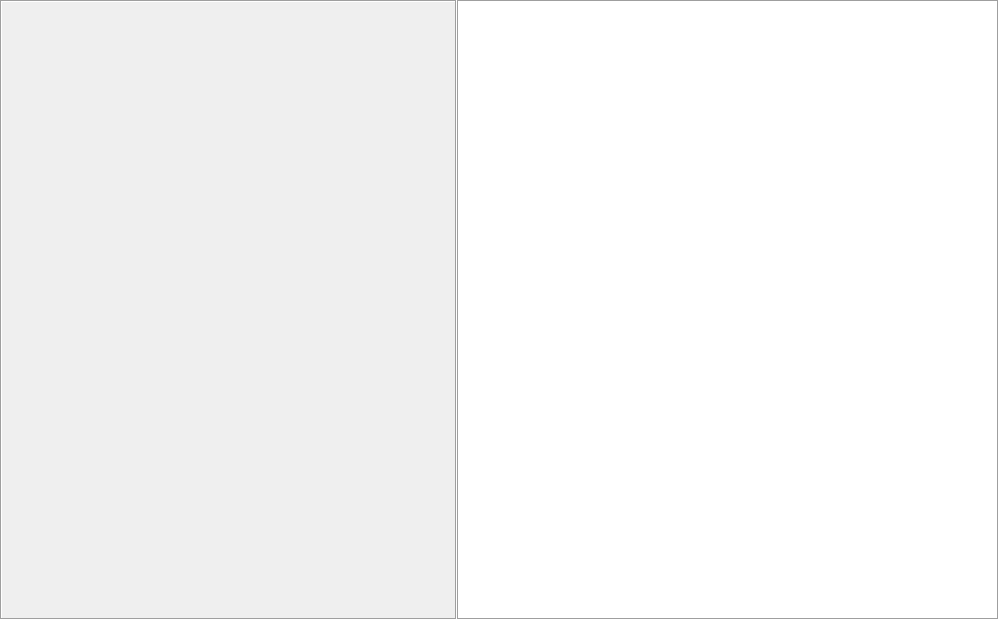
Qt form src/home/flibrary/gui/AnnotationWidget.ui (adrianov/flibrary-mac) before a commit.
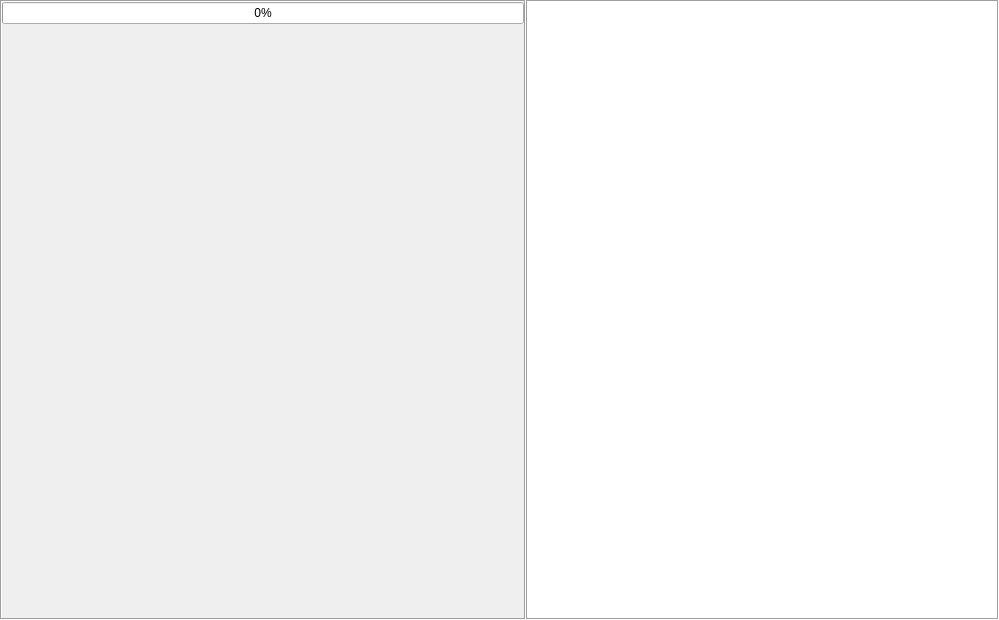
The same form after that commit. Custom widgets are drawn as their Qt base class.

Commit message: feat: add persistent annotation cache, preload adjacent books, and show progress bar

```diff
--- a/src/home/flibrary/gui/AnnotationWidget.ui
+++ b/src/home/flibrary/gui/AnnotationWidget.ui
@@ -211,6 +211,25 @@
               <property name="bottomMargin">
                <number>0</number>
               </property>
+              <item>
+               <widget class="QProgressBar" name="bookProgressBar">
+                <property name="visible">
+                 <bool>false</bool>
+                </property>
+                <property name="textVisible">
+                 <bool>true</bool>
+                </property>
+                <property name="minimum">
+                 <number>0</number>
+                </property>
+                <property name="maximum">
+                 <number>100</number>
+                </property>
+                <property name="value">
+                 <number>0</number>
+                </property>
+               </widget>
+              </item>
               <item>
                <widget class="QLabel" name="info">
                 <property name="text">
```
The commit also changes 23 other files.
